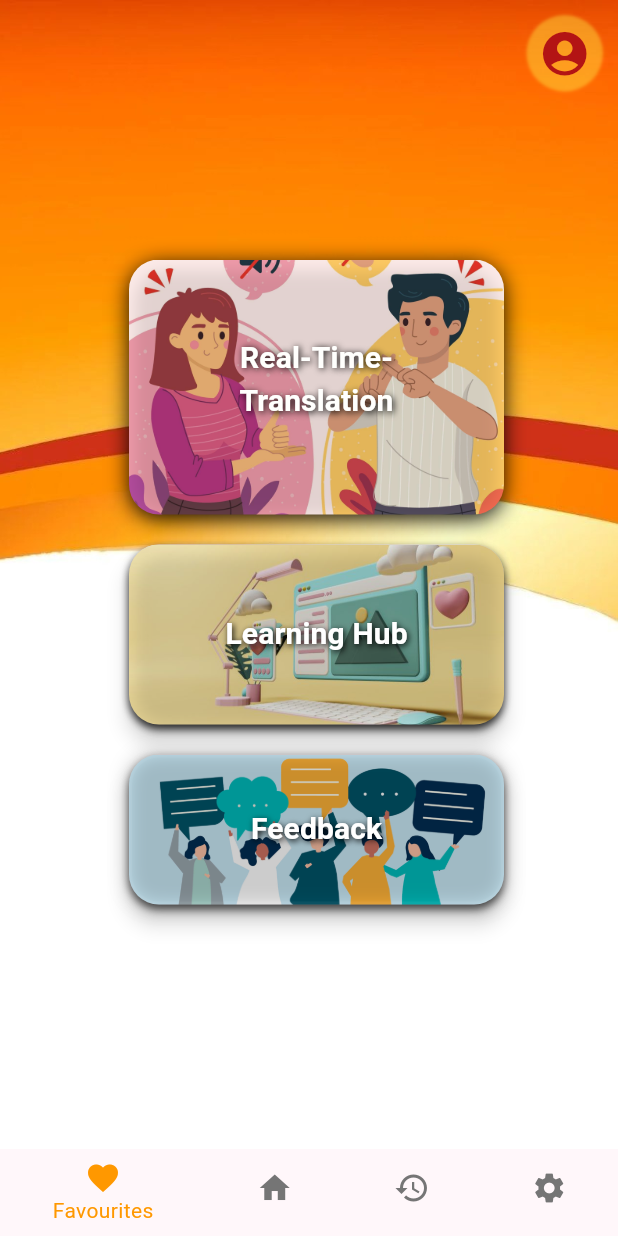
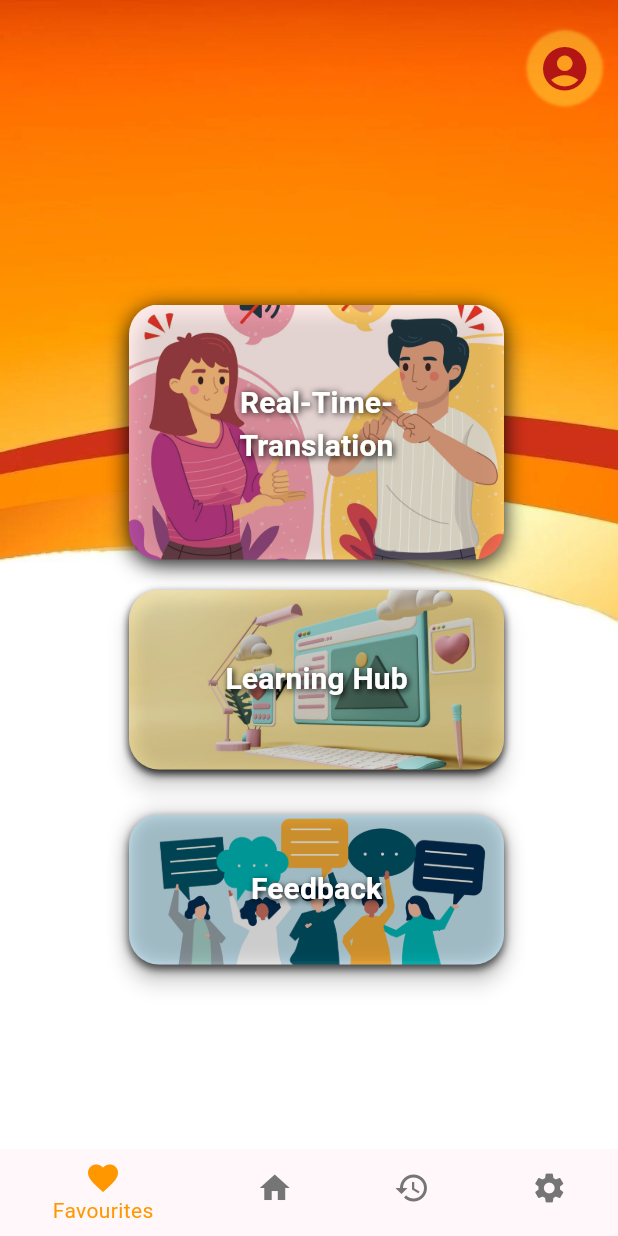
Before and after one commit to psmniranjana/S.L.T-FYP--02-, a Flutter app: the HomePage screen opened directly, on a phone screen of 412 x 824 dp. Run offline on Flutter 3.47's test engine with Material 3 defaults, Android fonts, the phone set to English and light mode, and no system bars; our stand-ins replace camera, cloud_firestore, firebase_auth, firebase_core, image_picker; accounts and stored records are empty.

Commit message:
first commit

```diff
--- a/lib/home.dart
+++ b/lib/home.dart
@@ -88,7 +88,7 @@ class _HomePageState extends State<HomePage>
           Align(
             alignment: Alignment.topRight,
             child: Padding(
-              padding: const EdgeInsets.only(top: 20, right: 70, left: 20),
+              padding: const EdgeInsets.only(top: 30, right: 70, left: 20),
               child: AnimatedOpacity(
                 opacity: _opacityAnimation.value,
                 duration: Duration(milliseconds: 1500),
@@ -119,11 +119,11 @@ class _HomePageState extends State<HomePage>
               mainAxisAlignment: MainAxisAlignment.center,
               crossAxisAlignment: CrossAxisAlignment.center,
               children: <Widget>[
-                SizedBox(height: 20),
+                SizedBox(height: 90),
                 RealTimeTranslationButton(),
                 SizedBox(height: 20),
                 LearningHubButton(),
-                SizedBox(height: 20),
+                SizedBox(height: 30),
                 FeedbackButton(),
                 SizedBox(height: 10),
                 Container(
@@ -137,7 +137,7 @@ class _HomePageState extends State<HomePage>
             ),
           ),
           Positioned(
-            top: 10,
+            top: 20,
             right: 10,
             child: Container(
               decoration: BoxDecoration(
```
Also changed, not shown: lib/real_time_transaction.dart (+15 -25 lines).
